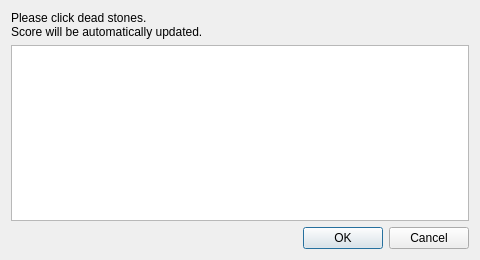
Above: branches/2.0.0/countterritorydialog.ui from nullx002/mugo before the change. Below: the same form after it.
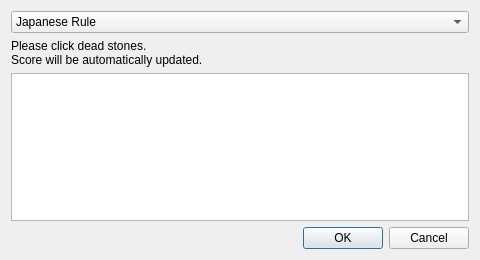
That is the form after the change.

Commit message: count territory (japanese rule)

The edit to the form file:
```diff
--- a/branches/2.0.0/countterritorydialog.ui
+++ b/branches/2.0.0/countterritorydialog.ui
@@ -14,6 +14,23 @@
    <string>Score</string>
   </property>
   <layout class="QVBoxLayout" name="verticalLayout">
+   <item>
+    <widget class="QComboBox" name="ruleComboBox">
+     <property name="currentIndex">
+      <number>0</number>
+     </property>
+     <item>
+      <property name="text">
+       <string>Japanese Rule</string>
+      </property>
+     </item>
+     <item>
+      <property name="text">
+       <string>Chinese Rule</string>
+      </property>
+     </item>
+    </widget>
+   </item>
    <item>
     <widget class="QLabel" name="label">
      <property name="text">
```
Left out of the diff: 5 changed lines with no effect on the pictures. The commit also changes 5 other files.
